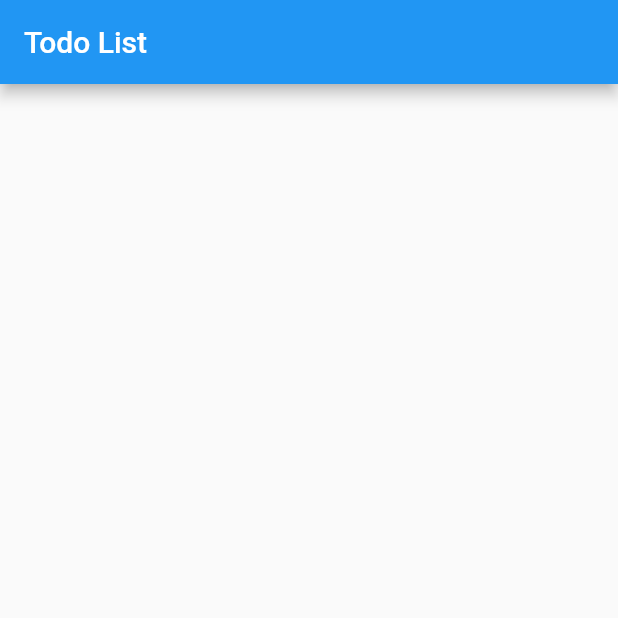
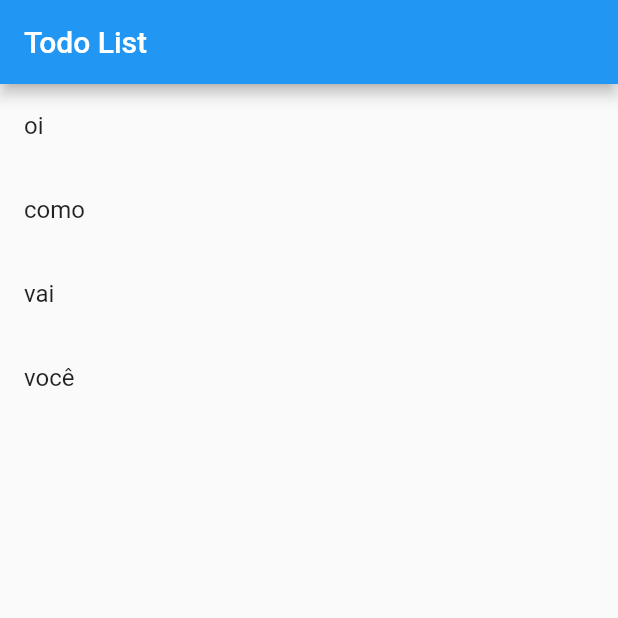
Before and after one commit to Mathitos/demo-flutter-app, a Flutter app: the screen it shows after launch, on a phone screen of 412 x 824 dp, the top half of it. Run offline on Flutter 3.47's test engine with Material 2 defaults, Android fonts, the phone set to English and light mode, and no system bars.

Commit message:
add render list as body widget

```diff
--- a/lib/main.dart
+++ b/lib/main.dart
@@ -18,7 +18,7 @@ class TodoList extends StatefulWidget {
 }
 
 class TodoListState extends State<TodoList> {
-  List<String> todoItems = [];
+  List<String> todoItems = ["oi", "como", "vai", "você"];
 
   void addItem() {
     setState(() {
@@ -48,7 +48,8 @@ class TodoListState extends State<TodoList> {
     return new Scaffold(
         appBar: new AppBar(
             title: new Text('Todo List')
-        )
+        ),
+        body: buildTodoList(),
     );
   }
 }
```
